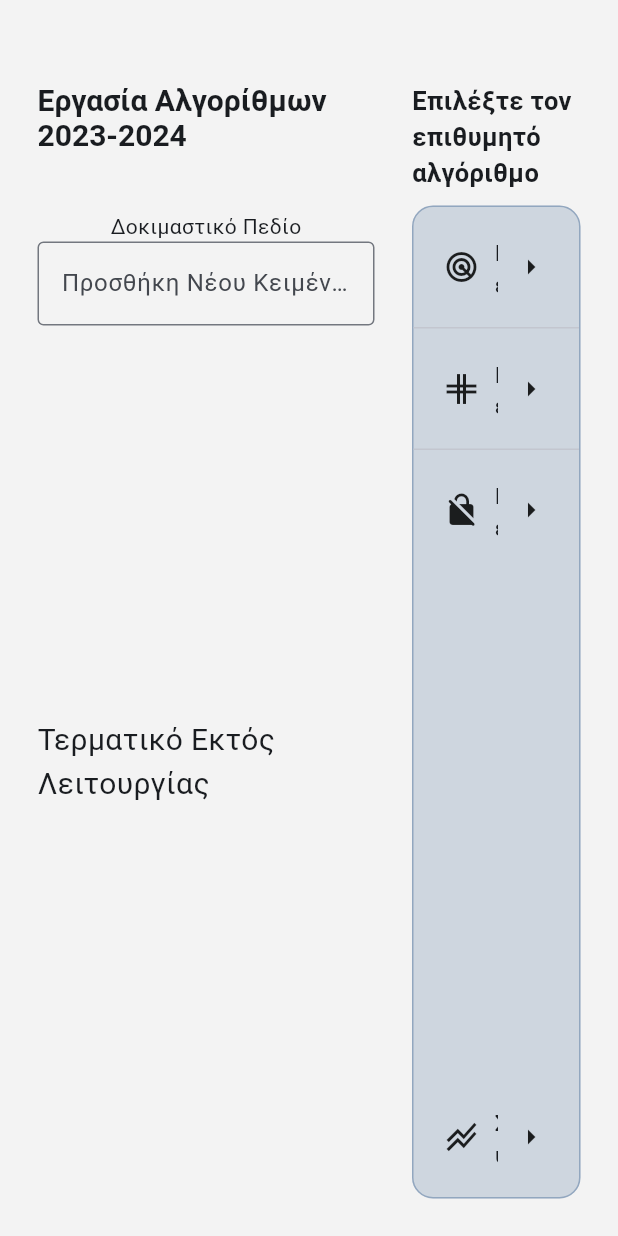
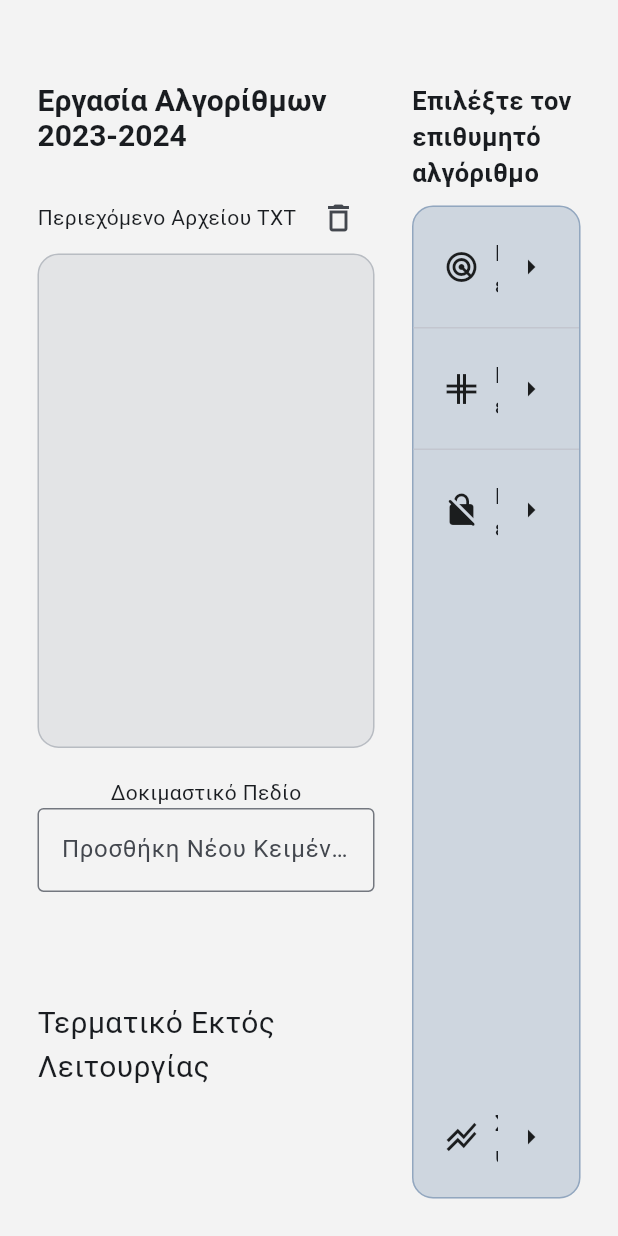
Before and after one commit to TonyGnk/Node-Odyssey, a Flutter app: the screen it shows after launch, on a phone screen of 412 x 824 dp. Run offline on Flutter 3.47's test engine with Material 2 defaults, Android fonts, the phone set to English and light mode, and no system bars; our stand-ins replace adaptive_theme, flutter_riverpod, package_info_plus, shared_preferences; missing offline and left inert: app_settings, flutter_animated_dialog.

Commit message:
Fix formatting issues in Welcome Page

```diff
--- a/lib/Welcome Page/terminal_side.dart
+++ b/lib/Welcome Page/terminal_side.dart
@@ -19,7 +19,7 @@ Widget terminalSide(BuildContext context) {
           const SizedBox(height: 20),
 
           //const Expanded(child: SizedBox()),
-          //te,
+          te,
           // ElevatedButton(
           //   onPressed: () => addText('Text2', ref),
           //   child: Text('Προσθήκη Νέου Κειμένου'),
--- a/lib/Welcome Page/text_viewer.dart
+++ b/lib/Welcome Page/text_viewer.dart
@@ -22,7 +22,9 @@ class _terminalViewerState extends State<terminalViewer> {
           String textList = ref.watch(textProvider);
           return Column(
             children: [
-              Row(
+              Container(
+                width: MediaQuery.of(context).size.width,
+                child: Row(
                   children: <Widget>[
                     const Expanded(
                       child: Text('Περιεχόμενο Αρχείου TXT'),
@@ -30,9 +32,11 @@ class _terminalViewerState extends State<terminalViewer> {
                     //Delete, clear textlist provider
                     IconButton(
                       icon: const Icon(Icons.delete_outline),
-                    onPressed: () => ref.read(textProvider.notifier).state = '',
+                      onPressed: () =>
+                          ref.read(textProvider.notifier).state = '',
                     ),
                   ],
+                ),
               ),
               Container(
                 width: MediaQuery.of(context).size.width,
```
Lines whose indentation alone changed are shown as unchanged.
